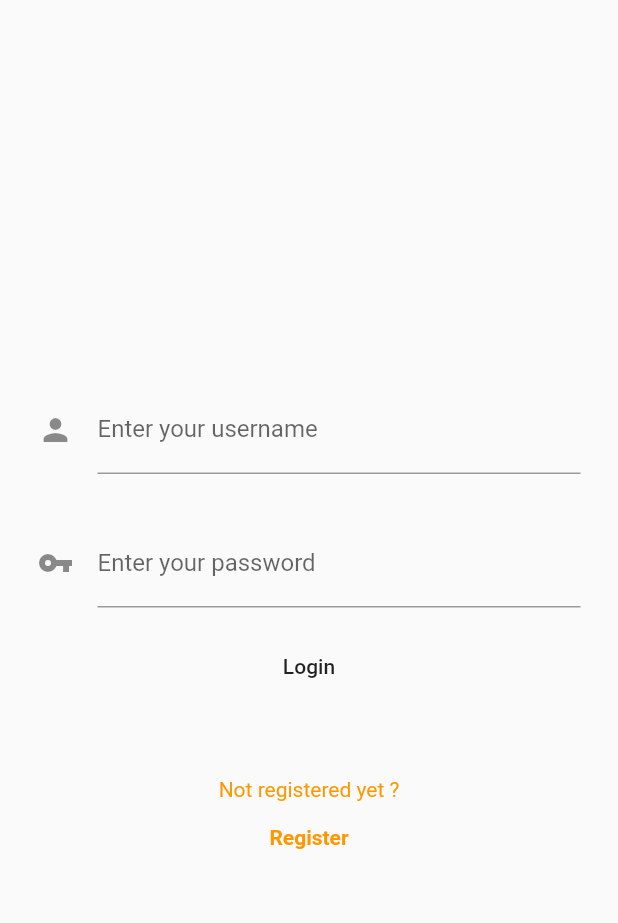
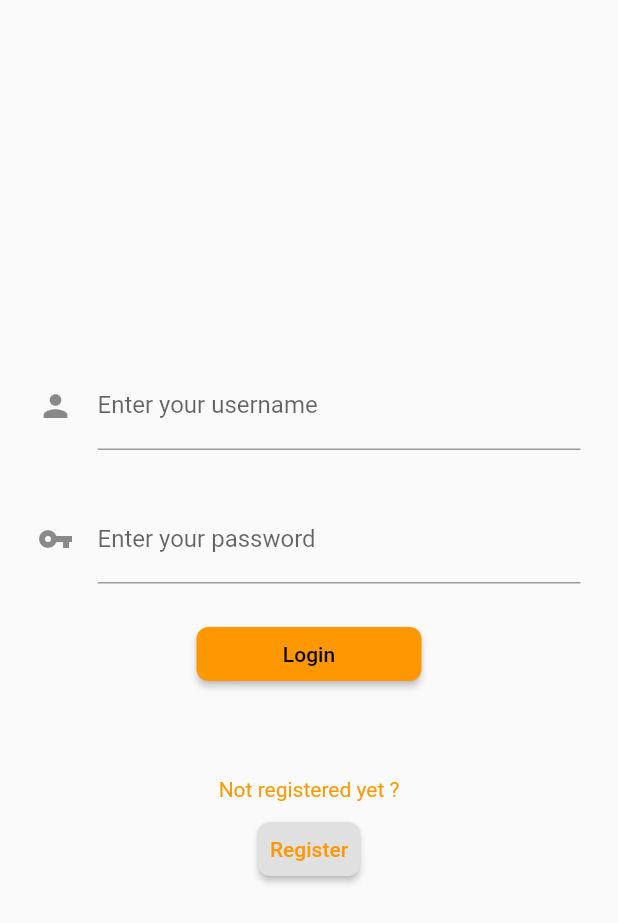
Before and after one commit to LRipi/EisenhowerMatrix, a Flutter app: the screen it shows after launch, on a phone screen of 412 x 824 dp. Shown: the top 923 px of the screen. Run offline on Flutter 3.47's test engine with Material 2 defaults, Android fonts, the phone set to English and light mode, and no system bars.

Commit message:
Auto stash before merge of "master" and "origin/master"

```diff
--- a/lib/Authentification/login.dart
+++ b/lib/Authentification/login.dart
@@ -1,5 +1,9 @@
+import 'dart:convert';
+
+import 'package:eisenhower_matrix/MatrixPage/matrix.dart';
 import 'package:eisenhower_matrix/authentication.dart';
 import 'package:flutter/material.dart';
+import 'package:http/http.dart' as http;
 import 'register.dart';
 
 class LoginPage extends StatelessWidget
@@ -39,18 +43,30 @@ class LoginPage extends StatelessWidget
                 ),
               )
             ),
-            FlatButton(
-              onPressed: () {
-                /*Navigator.pushReplacement(
-                  context,
-                  MaterialPageRoute(builder: (context) => MatrixPage()),
-                );
-                */
+            ButtonBar(
+              mainAxisSize: MainAxisSize.min,
+              buttonMinWidth: 150,
+              children: <Widget>[
+                RaisedButton(
+                  color: Theme.of(context).primaryColor,
+                  child: Text('Login'),
+                  onPressed: () async {
+                    if (_usernameController.text != '' && _passwordController.text != '') {
+                      var response = await http.post('http://192.168.1.16:3000/users/login', body: {'login': _usernameController.text, 'password': _passwordController.text});
+                      if (jsonDecode(response.body)['success'] == true) {
                         print("should put new status to connected");
                         Authentication.setAuthState(AuthState.connected);
                         onSignIn();
+                      } else {
+                        debugPrint('error: ' + response.statusCode.toString());
+                      }
+                    }
                   },
-              child: Text('Login'),
+                  shape: RoundedRectangleBorder(
+                      borderRadius: new BorderRadius.circular(8.0),
+                  ),
+                )
+              ],
             ),
             Padding(
               padding: EdgeInsets.only(top: 50.0),
@@ -62,21 +78,28 @@ class LoginPage extends StatelessWidget
                       color: Theme.of(context).primaryColor,
                     )
                   ),
-                  FlatButton(
+                  ButtonBar(
+                    mainAxisSize: MainAxisSize.min,
+                    children: <Widget>[
+                      RaisedButton(
+                        child: Text(
+                          'Register',
+                          style: TextStyle(
+                            color: Theme.of(context).primaryColor,
+                          ),
+                        ),
                         onPressed: () {
-                      Navigator.push(
+                          Navigator.pop(
                             context,
                             MaterialPageRoute(builder: (context) => RegisterPage()),
                           );
                         },
-                    child: Text(
-                      'Register',
-                      style: TextStyle(
-                        color: Theme.of(context).accentColor,
-                        fontWeight: FontWeight.bold
-                      )
+                        shape: RoundedRectangleBorder(
+                            borderRadius: new BorderRadius.circular(8.0),
                         ),
                       )
+                    ],
+                  ),
                 ],
               )
             ),
```
Lines whose indentation alone changed are shown as unchanged.
